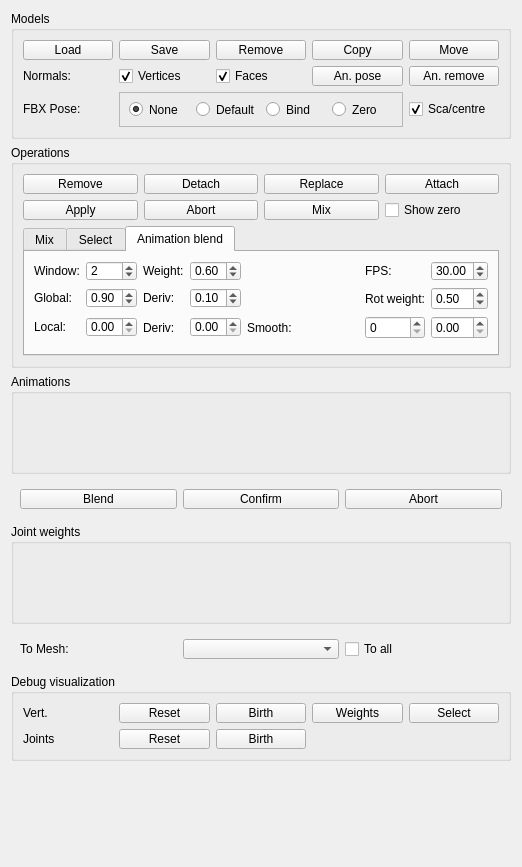
stefanonuvoli/skinmixer, file widgets/skinmixer_manager.ui: the form before one commit.
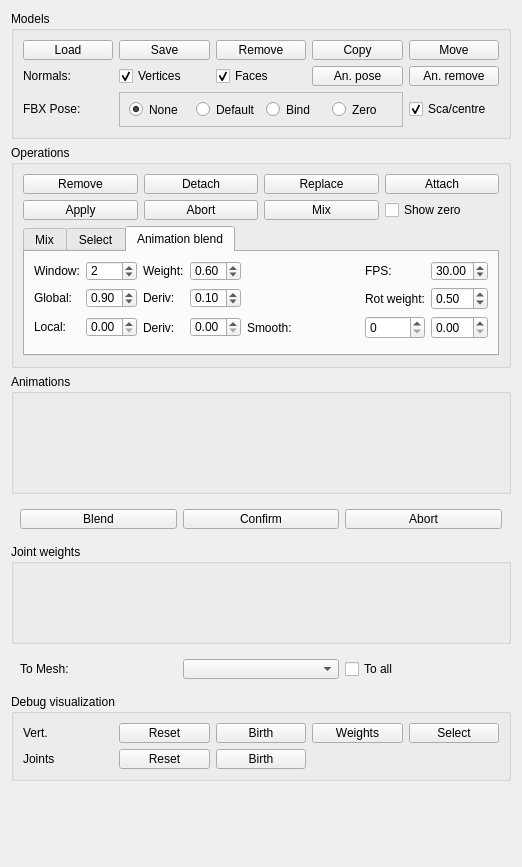
The form after the commit.

Commit message: Border attaching collapse almost fixed

Patch:
```diff
--- a/widgets/skinmixer_manager.ui
+++ b/widgets/skinmixer_manager.ui
@@ -1177,13 +1177,13 @@
      <property name="minimumSize">
       <size>
        <width>0</width>
-       <height>100</height>
+       <height>120</height>
       </size>
      </property>
      <property name="maximumSize">
       <size>
        <width>16777215</width>
-       <height>100</height>
+       <height>120</height>
       </size>
      </property>
      <property name="title">
```
The commit also changes 2 other files.
